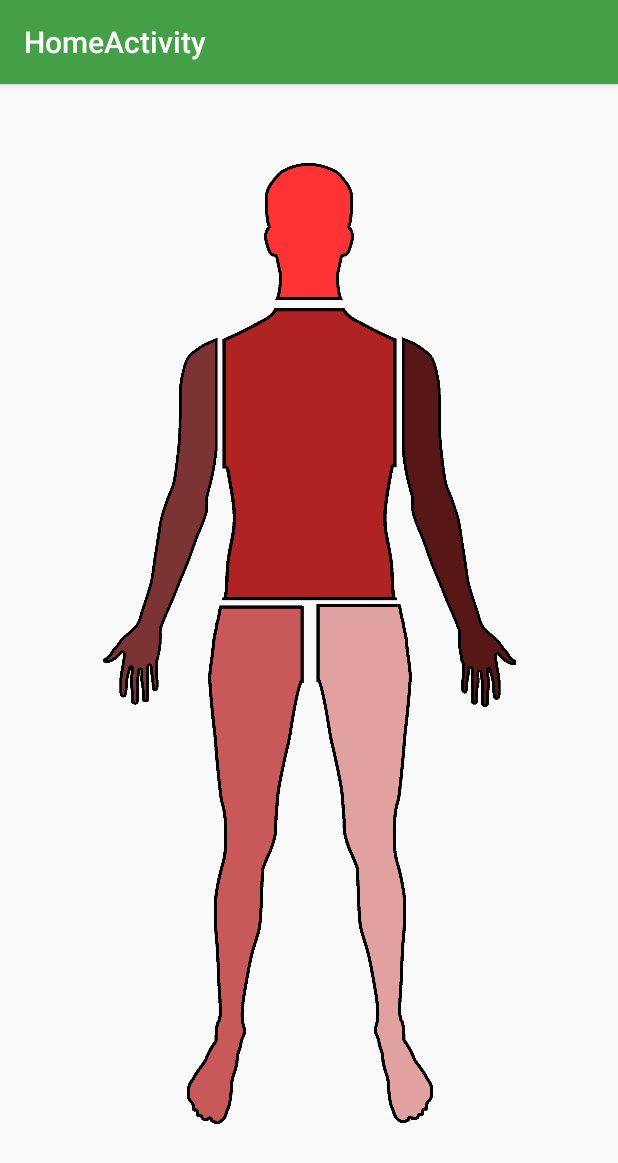
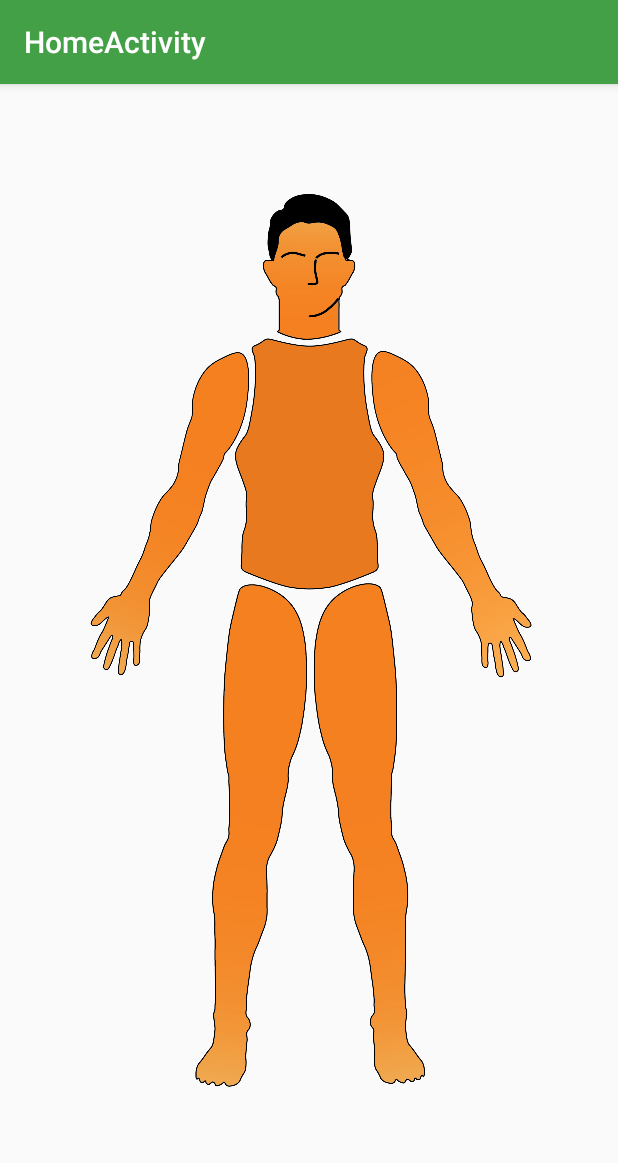
Before and after one commit to raloru/Molecare, an Android app: the screen it shows after launch (HomeActivity), on a phone screen of 412 x 824 dp. Shown: the top 1163 px of the screen. Run offline under Robolectric (Android 15) with nearby library versions, the phone set to English and light mode, and no system bars.

Commit message:
View improved

```diff
--- a/app/src/main/AndroidManifest.xml
+++ b/app/src/main/AndroidManifest.xml
@@ -22,8 +22,8 @@
         <activity
             android:name=".activities.MoleHistoryActivity"
             android:label="@string/title_activity_mole_history"
+            android:screenOrientation="portrait"
             android:theme="@style/AppTheme.NoActionBar"
-            android:screenOrientation="portrait"
             tools:ignore="LockedOrientationActivity" />
         <activity
             android:name=".activities.CameraActivity"
--- a/app/src/main/res/layout/content_home.xml
+++ b/app/src/main/res/layout/content_home.xml
@@ -6,60 +6,83 @@
     android:layout_height="match_parent"
     app:layout_behavior="@string/appbar_scrolling_view_behavior">
 
-    <ImageView
-        android:id="@+id/leftLegImage"
-        android:layout_width="96dp"
-        android:layout_height="347dp"
-        android:layout_marginEnd="48dp"
-        app:layout_constraintEnd_toEndOf="@+id/leftArmImage"
-        app:layout_constraintTop_toBottomOf="@+id/torsoImage"
-        app:srcCompat="@drawable/left_leg" />
+    <androidx.constraintlayout.widget.ConstraintLayout
+        android:layout_width="372dp"
+        android:layout_height="704dp"
+        android:layout_marginStart="16dp"
+        android:layout_marginEnd="16dp"
+        android:layout_marginBottom="32dp"
+        app:layout_constraintBottom_toBottomOf="parent"
+        app:layout_constraintEnd_toEndOf="parent"
+        app:layout_constraintHorizontal_bias="0.5"
+        app:layout_constraintStart_toStartOf="parent">
 
         <ImageView
             android:id="@+id/torsoImage"
-        android:layout_width="119dp"
-        android:layout_height="198dp"
-        android:layout_marginTop="4dp"
+            android:layout_width="106dp"
+            android:layout_height="170dp"
+            android:layout_marginTop="96dp"
             app:layout_constraintEnd_toEndOf="parent"
             app:layout_constraintStart_toStartOf="parent"
-        app:layout_constraintTop_toBottomOf="@+id/headImage"
+            app:layout_constraintTop_toTopOf="@+id/headImage"
             app:srcCompat="@drawable/torso" />
 
         <ImageView
+            android:id="@+id/rightArmImage"
+            android:layout_width="110dp"
+            android:layout_height="300dp"
+            android:layout_marginTop="64dp"
+            android:layout_marginEnd="92dp"
+            app:layout_constraintEnd_toEndOf="@+id/torsoImage"
+            app:layout_constraintTop_toTopOf="@+id/headImage"
+            app:srcCompat="@drawable/right_arm" />
+
+        <ImageView
+            android:id="@+id/leftArmImage"
+            android:layout_width="110dp"
+            android:layout_height="300dp"
+            android:layout_marginStart="92dp"
+            android:layout_marginTop="64dp"
+            app:layout_constraintStart_toStartOf="@+id/torsoImage"
+            app:layout_constraintTop_toTopOf="@+id/headImage"
+            app:srcCompat="@drawable/left_arm" />
+
+        <ImageView
             android:id="@+id/headImage"
-        android:layout_width="109dp"
-        android:layout_height="92dp"
-        android:layout_marginTop="52dp"
+            android:layout_width="140dp"
+            android:layout_height="99dp"
+            android:layout_marginTop="40dp"
             app:layout_constraintEnd_toEndOf="parent"
             app:layout_constraintStart_toStartOf="parent"
             app:layout_constraintTop_toTopOf="parent"
             app:srcCompat="@drawable/head" />
 
         <ImageView
-        android:id="@+id/leftArmImage"
-        android:layout_width="79dp"
-        android:layout_height="247dp"
-        android:layout_marginTop="20dp"
-        app:layout_constraintStart_toEndOf="@+id/torsoImage"
+            android:id="@+id/leftLegImage"
+            android:layout_width="100dp"
+            android:layout_height="340dp"
+            android:layout_marginTop="140dp"
+            android:layout_marginEnd="60dp"
+            android:layout_marginBottom="56dp"
+            app:layout_constraintBottom_toBottomOf="parent"
+            app:layout_constraintEnd_toEndOf="@+id/leftArmImage"
             app:layout_constraintTop_toTopOf="@+id/torsoImage"
-        app:srcCompat="@drawable/left_arm" />
-
-    <ImageView
-        android:id="@+id/rightArmImage"
-        android:layout_width="79dp"
-        android:layout_height="246dp"
-        android:layout_marginTop="20dp"
-        app:layout_constraintEnd_toStartOf="@+id/torsoImage"
-        app:layout_constraintTop_toTopOf="@+id/torsoImage"
-        app:srcCompat="@drawable/right_arm" />
+            app:layout_constraintVertical_bias="0.636"
+            app:srcCompat="@drawable/left_leg" />
 
         <ImageView
             android:id="@+id/rightLegImage"
-        android:layout_width="96dp"
-        android:layout_height="347dp"
-        android:layout_marginStart="48dp"
+            android:layout_width="100dp"
+            android:layout_height="340dp"
+            android:layout_marginStart="60dp"
+            android:layout_marginTop="154dp"
+            android:layout_marginBottom="64dp"
+            app:layout_constraintBottom_toBottomOf="parent"
             app:layout_constraintStart_toStartOf="@+id/rightArmImage"
-        app:layout_constraintTop_toBottomOf="@+id/torsoImage"
+            app:layout_constraintTop_toTopOf="@+id/torsoImage"
+            app:layout_constraintVertical_bias="0.7"
             app:srcCompat="@drawable/right_leg" />
 
     </androidx.constraintlayout.widget.ConstraintLayout>
+
+</androidx.constraintlayout.widget.ConstraintLayout>
```
Also changed, not shown: app/src/main/res/layout/activity_mole_history.xml (+19 -0 lines), app/src/main/res/navigation/nav_graph.xml (added, +28 -0 lines), app/src/main/res/values/strings.xml (+9 -0 lines), app/src/main/res/drawable/body.png (deleted), app/src/main/res/drawable/head.png, app/src/main/res/drawable/left_arm.png, app/src/main/res/drawable/left_leg.png, app/src/main/res/drawable/right_arm.png, app/src/main/res/drawable/right_leg.png, app/src/main/res/drawable/torso.png. Lines whose indentation alone changed are shown as unchanged.
